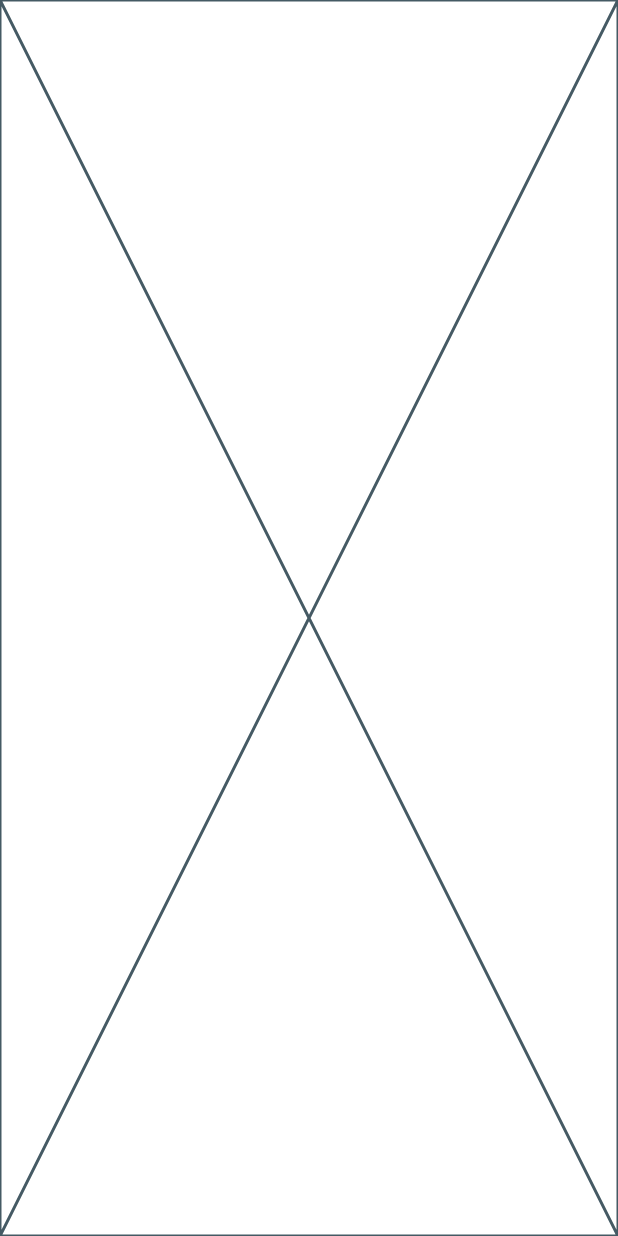
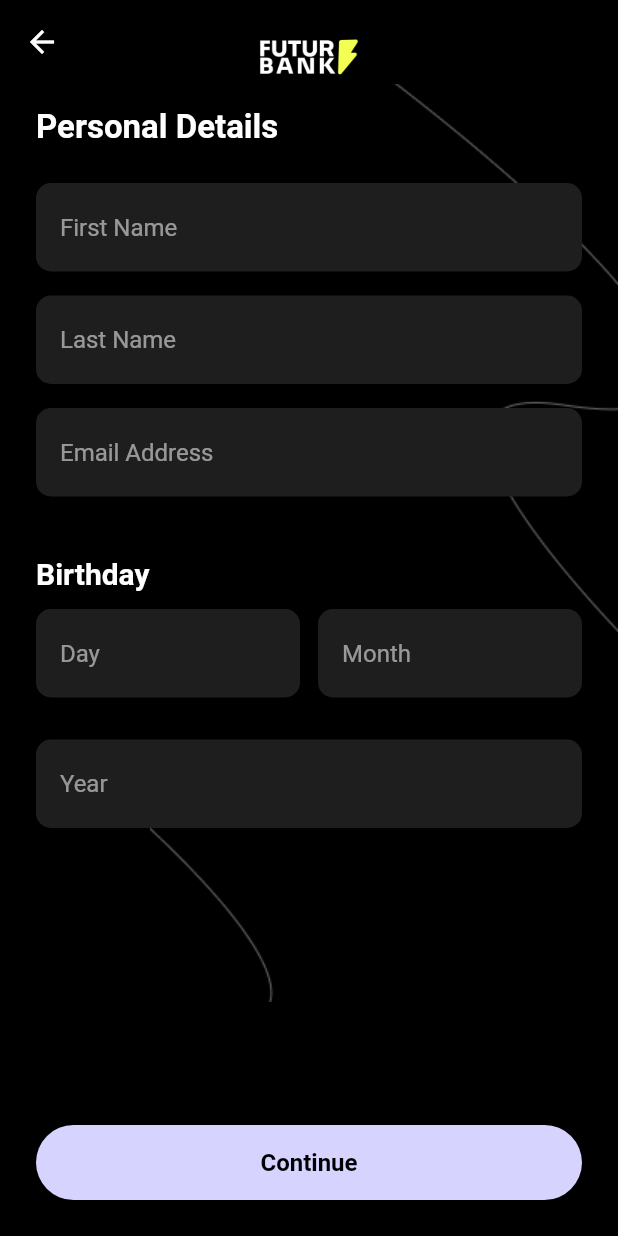
Before and after one commit to nithish25kumar/FUTUR-Mobile-Banking, a Flutter app: the screen it shows after launch, after a tap on "Register Now", on a phone screen of 412 x 824 dp. Run offline on Flutter 3.47's test engine with Material 3 defaults, Android fonts, the phone set to English and light mode, and no system bars.

Commit message:
PersonelDetailPage updated

```diff
--- a/lib/repositary/screens/register/signin.dart
+++ b/lib/repositary/screens/register/signin.dart
@@ -1,15 +1,156 @@
 import 'package:flutter/material.dart';
+import '../registerorlogin/register.dart';
 
-class signin extends StatefulWidget {
-  const signin({super.key});
+class PersonalDetailsPage extends StatelessWidget {
+  const PersonalDetailsPage({super.key});
 
   @override
-  State<signin> createState() => _signinState();
-}
+  Widget build(BuildContext context) {
+    return Scaffold(
+      backgroundColor: Colors.black,
+      appBar: AppBar(
+        backgroundColor: Colors.black,
+        elevation: 0,
+        leading: IconButton(
+          icon: const Icon(Icons.arrow_back, color: Colors.white),
+          onPressed: () {
+            Navigator.pushReplacement(
+              context,
+              MaterialPageRoute(builder: (context) => const SpeedPage()),
+            );
+          },
+        ),
+        title: Padding(
+          padding: const EdgeInsets.only(top: 20),
+          child: Image.asset(
+            'assets/images/Mock Logo.png',
+            height: 30,
+          ),
+        ),
+        centerTitle: true,
+      ),
+      body: Stack(
+        children: [
+          Positioned(
+            top: 350,
+            left: 100,
+            child: Image.asset(
+              'assets/images/Blend 01.png',
+              fit: BoxFit.contain,
+            ),
+          ),
+          Positioned(
+            bottom: 200,
+            right: 0,
+            child: Image.asset(
+              'assets/images/Blend 02.png',
+              fit: BoxFit.contain,
+            ),
+          ),
+          SafeArea(
+            child: SingleChildScrollView(
+              padding: const EdgeInsets.symmetric(horizontal: 24),
+              child: Column(
+                crossAxisAlignment: CrossAxisAlignment.start,
+                children: [
+                  const SizedBox(height: 16),
+                  const Text(
+                    'Personal Details',
+                    style: TextStyle(
+                      color: Colors.white,
+                      fontSize: 22,
+                      fontWeight: FontWeight.bold,
+                    ),
+                  ),
+                  const SizedBox(height: 24),
+                  _buildTextField(label: 'First Name'),
+                  _buildTextField(label: 'Last Name'),
+                  _buildTextField(
+                    label: 'Email Address',
+                    KeyboardType: TextInputType.emailAddress,
+                  ),
+                  const SizedBox(height: 24),
+                  const Text(
+                    'Birthday',
+                    style: TextStyle(
+                      color: Colors.white,
+                      fontSize: 20,
+                      fontWeight: FontWeight.bold,
+                    ),
+                  ),
+                  const SizedBox(height: 12),
+                  Row(
+                    children: [
+                      Expanded(
+                          child: _buildTextField(
+                        label: 'Day',
+                      )),
+                      const SizedBox(width: 12),
+                      Expanded(child: _buildTextField(label: 'Month')),
+                    ],
+                  ),
+                  const SizedBox(height: 12),
+                  _buildTextField(label: 'Year'),
+                  const SizedBox(height: 100),
+                ],
+              ),
+            ),
+          ),
+        ],
+      ),
+      bottomNavigationBar: Padding(
+        padding: const EdgeInsets.fromLTRB(24, 0, 24, 24),
+        child: SizedBox(
+          width: double.infinity,
+          height: 50,
+          child: ElevatedButton(
+            onPressed: () {},
+            style: ElevatedButton.styleFrom(
+              backgroundColor: const Color(0xFFD6D3FF),
+              foregroundColor: Colors.black,
+              shape: RoundedRectangleBorder(
+                borderRadius: BorderRadius.circular(30),
+              ),
+            ),
+            child: const Text(
+              'Continue',
+              style: TextStyle(
+                fontWeight: FontWeight.bold,
+                fontSize: 16,
+              ),
+            ),
+          ),
+        ),
+      ),
+    );
+  }
 
-class _signinState extends State<signin> {
-  @override
-  Widget build(BuildContext context) {
-    return const Placeholder();
+  Widget _buildTextField(
+      {required String label,
+      String? initialvalue,
+      TextInputType KeyboardType = TextInputType.text}) {
+    return Column(
+      children: [
+        TextFormField(
+          initialValue: initialvalue,
+          keyboardType: KeyboardType,
+          style: TextStyle(color: Colors.white),
+          decoration: InputDecoration(
+            hintText: label,
+            hintStyle: TextStyle(color: Colors.white54),
+            filled: true,
+            fillColor: Color(0xFF1E1E1E),
+            border: OutlineInputBorder(
+              borderRadius: BorderRadius.circular(10),
+              borderSide: BorderSide.none,
+            ),
+            contentPadding: EdgeInsets.symmetric(horizontal: 16, vertical: 20),
+          ),
+        ),
+        SizedBox(
+          height: 16,
+        )
+      ],
+    );
   }
 }
--- a/lib/repositary/screens/registerorlogin/register.dart
+++ b/lib/repositary/screens/registerorlogin/register.dart
@@ -108,7 +108,7 @@ class SpeedPage extends StatelessWidget {
                       Navigator.pushReplacement(
                           context,
                           MaterialPageRoute(
-                              builder: (context) => loginscreen()));
+                              builder: (context) => PersonalDetailsPage()));
                     },
                     style: ElevatedButton.styleFrom(
                       backgroundColor: Color(0XFFD6D3FF),
@@ -144,8 +144,10 @@ class SpeedPage extends StatelessWidget {
                       minimumSize: const Size.fromHeight(48),
                     ),
                     onPressed: () {
-                      Navigator.pushReplacement(context,
-                          MaterialPageRoute(builder: (context) => signin()));
+                      Navigator.pushReplacement(
+                          context,
+                          MaterialPageRoute(
+                              builder: (context) => loginscreen()));
                     },
                     child: const Text(
                       'Already have an account',
```
